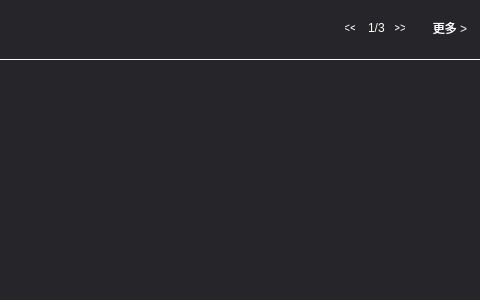
First picture: the form in VideoPlayer/mainwidget/recommend/GalleryItemForm.ui, repository huizhang556/pc-video-player, before the edit; both pictures show x 345 to 825 and y 0 to 300 of the 825 by 300 pixel window.
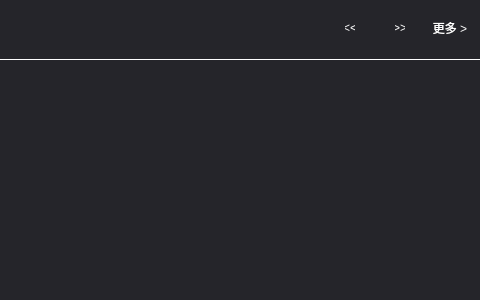
Second picture: the form after the edit.

```diff
--- a/VideoPlayer/mainwidget/recommend/GalleryItemForm.ui
+++ b/VideoPlayer/mainwidget/recommend/GalleryItemForm.ui
@@ -230,7 +230,7 @@
 }</string>
                  </property>
                  <property name="text">
-                  <string>1/3</string>
+                  <string/>
                  </property>
                 </widget>
                </item>
```
Left out of the diff: 3 changed lines with no effect on the pictures.
